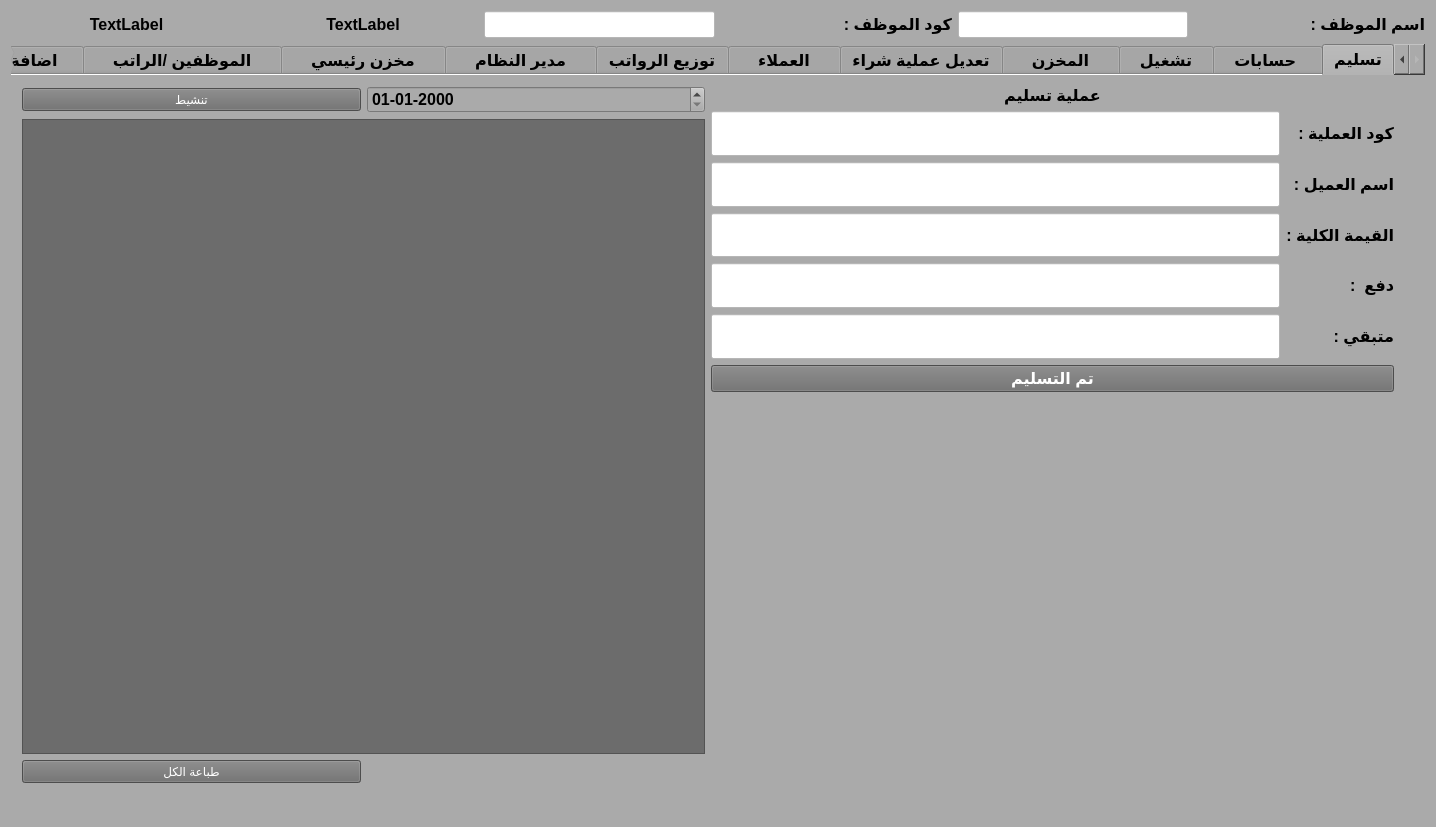
This is mainwindow.ui in xman199775/jeanscar as Qt 5 draws it before an edit. The edited form follows.
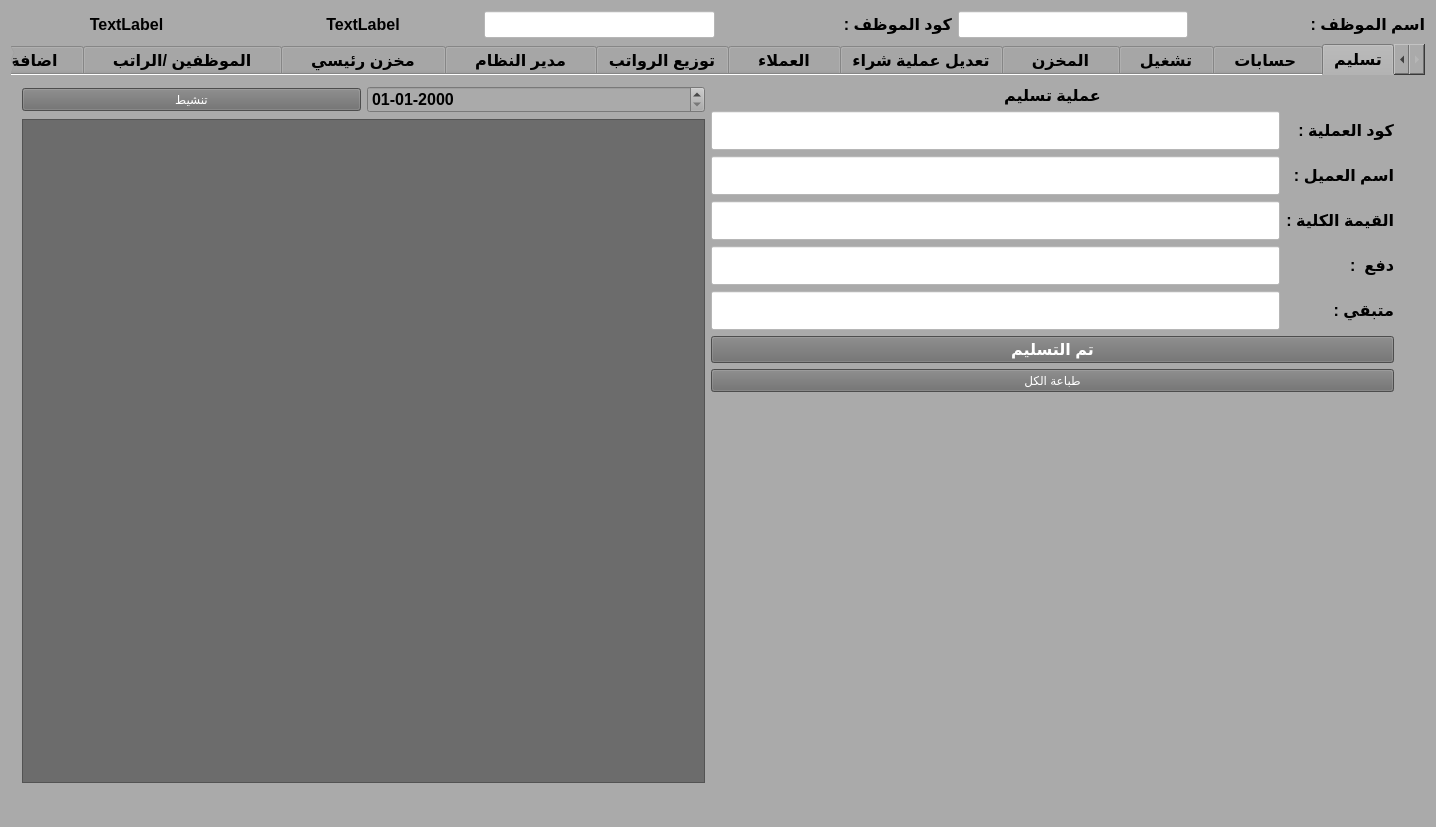
This is the edited form. The open tabs and pages were chosen to show the change. Icons and pictures are not drawn.

Diff of the .ui file:
```diff
--- a/mainwindow.ui
+++ b/mainwindow.ui
@@ -9242,7 +9242,7 @@
         <string>تسليم</string>
        </attribute>
        <layout class="QGridLayout" name="gridLayout_13">
-        <item row="0" column="0" rowspan="2">
+        <item row="0" column="0" rowspan="3">
          <layout class="QGridLayout" name="gridLayout_8">
           <item row="0" column="1">
            <widget class="QDateEdit" name="delverdatenew">
@@ -9291,18 +9291,6 @@
             </property>
            </widget>
           </item>
-          <item row="2" column="0">
-           <widget class="QPushButton" name="pushButton_51">
-            <property name="styleSheet">
-             <string notr="true">color: rgb(255, 255, 255);
-background-color: rgb(108, 108, 108);
-</string>
-            </property>
-            <property name="text">
-             <string>طباعة الكل</string>
-            </property>
-           </widget>
-          </item>
          </layout>
         </item>
         <item row="0" column="1">
@@ -9546,7 +9534,7 @@
           </item>
          </layout>
         </item>
-        <item row="1" column="2">
+        <item row="2" column="2">
          <spacer name="verticalSpacer">
           <property name="orientation">
            <enum>Qt::Vertical</enum>
@@ -9559,6 +9547,18 @@
           </property>
          </spacer>
         </item>
+        <item row="1" column="1">
+         <widget class="QPushButton" name="pushButton_51">
+          <property name="styleSheet">
+           <string notr="true">color: rgb(255, 255, 255);
+background-color: rgb(108, 108, 108);
+</string>
+          </property>
+          <property name="text">
+           <string>طباعة الكل</string>
+          </property>
+         </widget>
+        </item>
        </layout>
       </widget>
      </widget>
```
Left out of the diff: 6 changed lines with no effect on the pictures.
